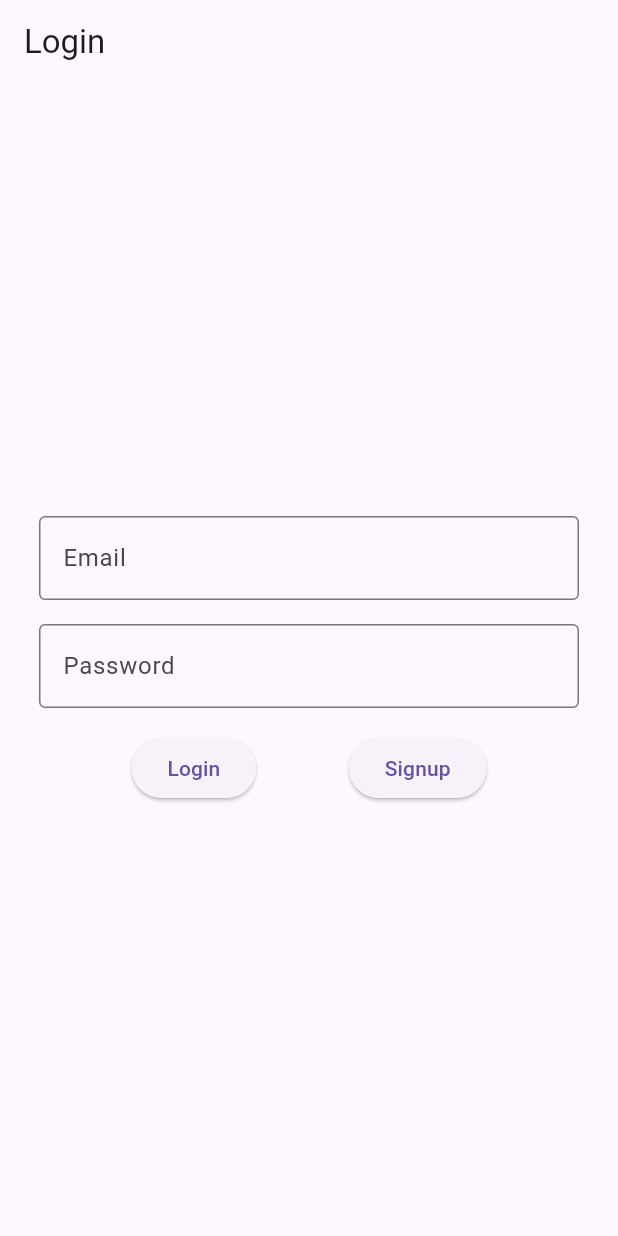
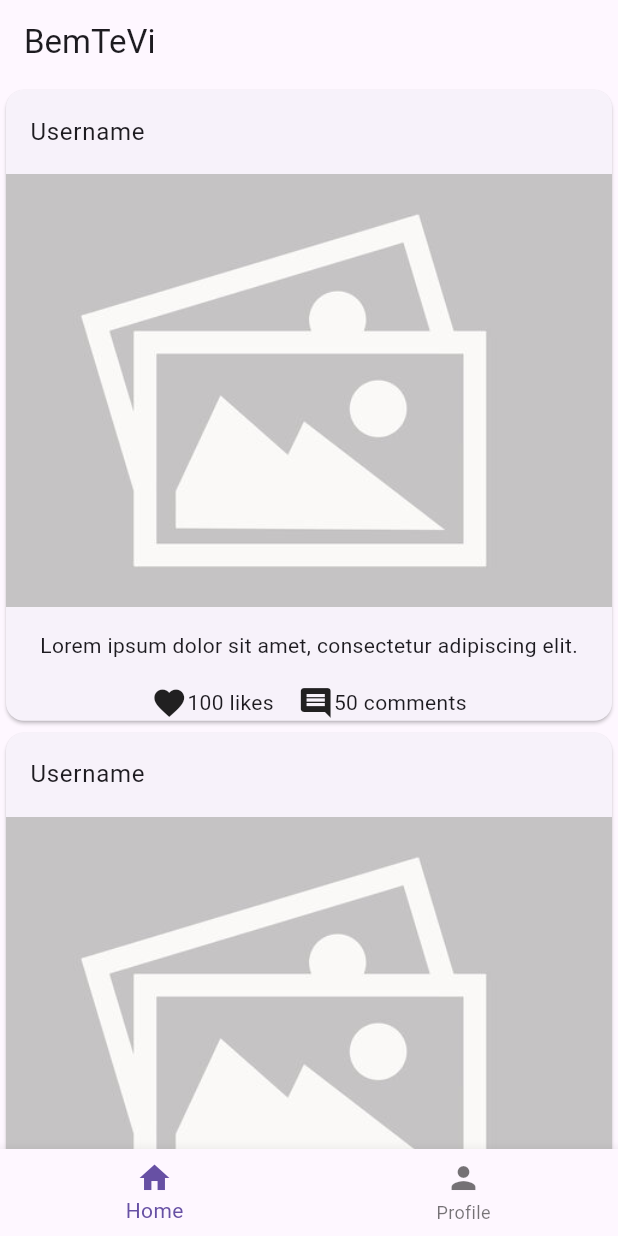
Before and after one commit to munirbisteni/bem-te-vi, a Flutter app: the screen it shows after launch, on a phone screen of 412 x 824 dp. Run offline on Flutter 3.47's test engine with Material 3 defaults, Android fonts, the phone set to English and light mode, and no system bars.

Commit message:
add home view

```diff
--- a/front/bem_te_vi/lib/app.dart
+++ b/front/bem_te_vi/lib/app.dart
@@ -1,5 +1,6 @@
 import 'package:flutter/material.dart';
-import 'package:bem_te_vi/login/login_view.dart';
+
+import 'package:bem_te_vi/home/home_view.dart';
 
 class MyApp extends StatelessWidget {
   const MyApp({super.key});
@@ -11,7 +12,7 @@ class MyApp extends StatelessWidget {
       theme: ThemeData(
         primarySwatch: Colors.yellow,
       ),
-      home: const LoginView(),
+      home: const HomeView(),
     );
   }
 }
--- a/front/bem_te_vi/lib/feed/feed_view.dart
+++ /dev/null
@@ -1,67 +0,0 @@
-import 'package:flutter/material.dart';
-import 'package:bem_te_vi/profile/profile_view.dart';
-
-class FeedView extends StatefulWidget {
-  const FeedView({super.key});
-
-  @override
-  FeedViewState createState() => FeedViewState();
-}
-
-class FeedViewState extends State<FeedView> {
-  int _selectedIndex = 0;
-
-  static final List<Widget> _screens = [
-    FeedContent(), // The actual feed content is separated to handle navigation
-    ProfileView(),
-  ];
-
-  void _onItemTapped(int index) {
-    setState(() {
-      _selectedIndex = index;
-    });
-  }
-
-  @override
-  Widget build(BuildContext context) {
-    return Scaffold(
-      body: _screens[_selectedIndex],
-      bottomNavigationBar: BottomNavigationBar(
-        items: const [
-          BottomNavigationBarItem(icon: Icon(Icons.home), label: 'Home'),
-          BottomNavigationBarItem(icon: Icon(Icons.person), label: 'Profile'),
-        ],
-        currentIndex: _selectedIndex,
-        onTap: _onItemTapped,
-      ),
-    );
-  }
-}
-
-// Separate widget for the feed content
-class FeedContent extends StatelessWidget {
-  final List<String> posts = [
-    'Post 1',
-    'Post 2',
-    'Post 3', // Example posts
-  ];
-
-  FeedContent({super.key});
-
-  @override
-  Widget build(BuildContext context) {
-    return Scaffold(
-      appBar: AppBar(
-        title: const Text('BemTeVi'),
-      ),
-      body: ListView.builder(
-        itemCount: posts.length,
-        itemBuilder: (context, index) {
-          return ListTile(
-            title: Text(posts[index]),
-          );
-        },
-      ),
-    );
-  }
-}
--- a/front/bem_te_vi/lib/home/home_view.dart
+++ b/front/bem_te_vi/lib/home/home_view.dart
@@ -0,0 +1,107 @@
+import 'package:bem_te_vi/post/post_view.dart';
+import 'package:bem_te_vi/profile/profile_view.dart';
+import 'package:flutter/material.dart';
+
+class HomeView extends StatefulWidget {
+  const HomeView({super.key});
+
+  @override
+  HomeViewState createState() => HomeViewState();
+}
+
+class HomeViewState extends State<HomeView> {
+  int _currentIndex = 0;
+
+  final List<Widget> _children = [
+    ProfileView(),
+  ];
+
+  final List<Widget> _posts = [
+    PostCard(
+      username: 'Username',
+      image: Image.asset('assets/post-placeholder.jpg'),
+      caption: 'Lorem ipsum dolor sit amet, consectetur adipiscing elit.',
+      likes: 100,
+      comments: 50,
+    ),
+    PostCard(
+      username: 'Username',
+      image: Image.asset('assets/post-placeholder.jpg'),
+      caption: 'Lorem ipsum dolor sit amet, consectetur adipiscing elit.',
+      likes: 100,
+      comments: 50,
+    ),
+    PostCard(
+      username: 'Username',
+      image: Image.asset('assets/post-placeholder.jpg'),
+      caption: 'Lorem ipsum dolor sit amet, consectetur adipiscing elit.',
+      likes: 100,
+      comments: 50,
+    ),
+    PostCard(
+      username: 'Username',
+      image: Image.asset('assets/post-placeholder.jpg'),
+      caption: 'Lorem ipsum dolor sit amet, consectetur adipiscing elit.',
+      likes: 100,
+      comments: 50,
+    ),
+    PostCard(
+      username: 'Username',
+      image: Image.asset('assets/post-placeholder.jpg'),
+      caption: 'Lorem ipsum dolor sit amet, consectetur adipiscing elit.',
+      likes: 100,
+      comments: 50,
+    ),
+    PostCard(
+      username: 'Username',
+      image: Image.asset('assets/post-placeholder.jpg'),
+      caption: 'Lorem ipsum dolor sit amet, consectetur adipiscing elit.',
+      likes: 100,
+      comments: 50,
+    ),
+    PostCard(
+      username: 'Username',
+      image: Image.asset('assets/post-placeholder.jpg'),
+      caption: 'Lorem ipsum dolor sit amet, consectetur adipiscing elit.',
+      likes: 100,
+      comments: 50,
+    ),
+    PostCard(
+      username: 'Username',
+      image: Image.asset('assets/post-placeholder.jpg'),
+      caption: 'Lorem ipsum dolor sit amet, consectetur adipiscing elit.',
+      likes: 100,
+      comments: 50,
+    ),
+  ];
+
+  @override
+  Widget build(BuildContext context) {
+    return Scaffold(
+      appBar: AppBar(
+        title: const Text('BemTeVi'),
+      ),
+      body: Scrollbar(
+        child: ListView(
+          children: [
+            Column(
+              children: _posts,
+            )
+          ],
+        ),
+      ),
+      bottomNavigationBar: BottomNavigationBar(
+        onTap: (index) {
+          setState(() {
+            _currentIndex = index;
+          });
+        },
+        currentIndex: _currentIndex,
+        items: const [
+          BottomNavigationBarItem(icon: Icon(Icons.home), label: 'Home'),
+          BottomNavigationBarItem(icon: Icon(Icons.person), label: 'Profile'),
+        ],
+      ),
+    );
+  }
+}
--- a/front/bem_te_vi/lib/login/login_view.dart
+++ b/front/bem_te_vi/lib/login/login_view.dart
@@ -64,7 +64,7 @@ class LoginViewState extends State<LoginView> {
                       ElevatedButton(
                         onPressed: () {
                           if (_formKey.currentState!.validate()) {
-                            // TODO: Handle login logic here
+                            // TODO: Implementar lógica de login
                             print('Login button pressed');
                           }
                         },
@@ -75,7 +75,7 @@ class LoginViewState extends State<LoginView> {
                           Navigator.push(
                             context,
                             MaterialPageRoute(
-                                builder: (context) => const SignupView()),
+                              builder: (context) => const SignupView()),
                           );
                         },
                         child: const Text('Signup'),
--- /dev/null
+++ b/front/bem_te_vi/lib/post/post_view.dart
@@ -0,0 +1,54 @@
+import 'package:flutter/material.dart';
+
+class PostCard extends StatelessWidget {
+  final String username;
+  final Image image;
+  final String caption;
+  final int likes;
+  final int comments;
+
+  const PostCard({
+    super.key,
+    required this.username,
+    required this.image,
+    required this.caption,
+    required this.likes,
+    required this.comments,
+  });
+
+  @override
+  Widget build(BuildContext context) {
+    return Center(
+      child: Card(
+        child: Column(
+          mainAxisAlignment: MainAxisAlignment.center,
+          crossAxisAlignment: CrossAxisAlignment.center,
+          children: [
+            // Cabeçalho
+            ListTile(
+              title: Text(username),
+            ),
+            // Imagem
+            Image.asset('assets/post-placeholder.jpg'),
+            // Descrição
+            Padding(
+              padding: const EdgeInsets.all(16.0),
+              child: Text(caption),
+            ),
+            // Likes e comentários
+            Row(
+              mainAxisAlignment: MainAxisAlignment.center,
+              children: [
+                const Icon(Icons.favorite),
+                Text('$likes likes'),
+                const SizedBox(width: 16),
+                const Icon(Icons.comment),
+                Text('$comments comments'),
+              ],
+            ),
+          ],
+        ),
+      ),
+    );
+  }
+}
--- a/front/bem_te_vi/lib/profile/profile_view.dart
+++ b/front/bem_te_vi/lib/profile/profile_view.dart
@@ -8,7 +8,9 @@ class ProfileView extends StatelessWidget {
   @override
   Widget build(BuildContext context) {
     return Scaffold(
-      appBar: AppBar(title: const Text('Profile')),
+      appBar: AppBar(
+        title: const Text('Username')
+      ),
       body: Padding(
         padding: const EdgeInsets.all(16.0),
         child: Column(
--- a/front/bem_te_vi/lib/signup/signup_view.dart
+++ b/front/bem_te_vi/lib/signup/signup_view.dart
@@ -74,7 +74,6 @@ class SignupViewState extends State<SignupView> {
                   ElevatedButton(
                     onPressed: () {
                       if (_formKey.currentState!.validate()) {
-                        // Navigate to login view
                         Navigator.push(
                           context,
                           MaterialPageRoute(
--- a/front/bem_te_vi/pubspec.yaml
+++ b/front/bem_te_vi/pubspec.yaml
@@ -17,3 +17,5 @@ dev_dependencies:
 
 flutter:
   uses-material-design: true
+  assets:
+    - assets/post-placeholder.jpg
```
Also changed, not shown: front/bem_te_vi/assets/post-placeholder.jpg (added).
